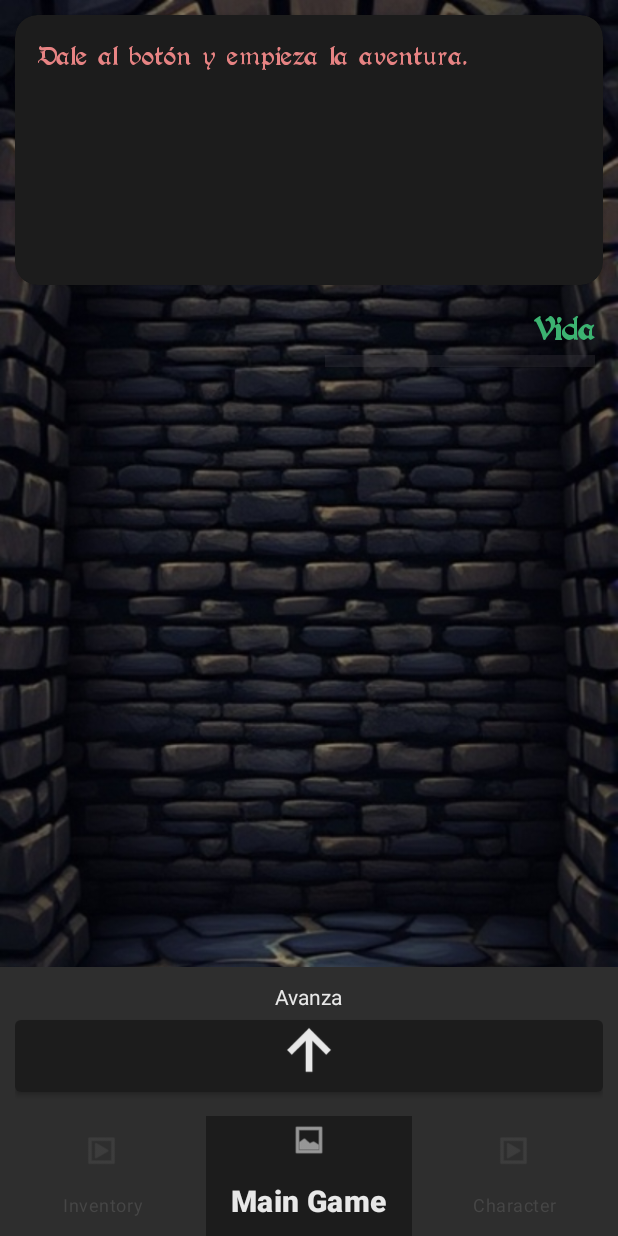
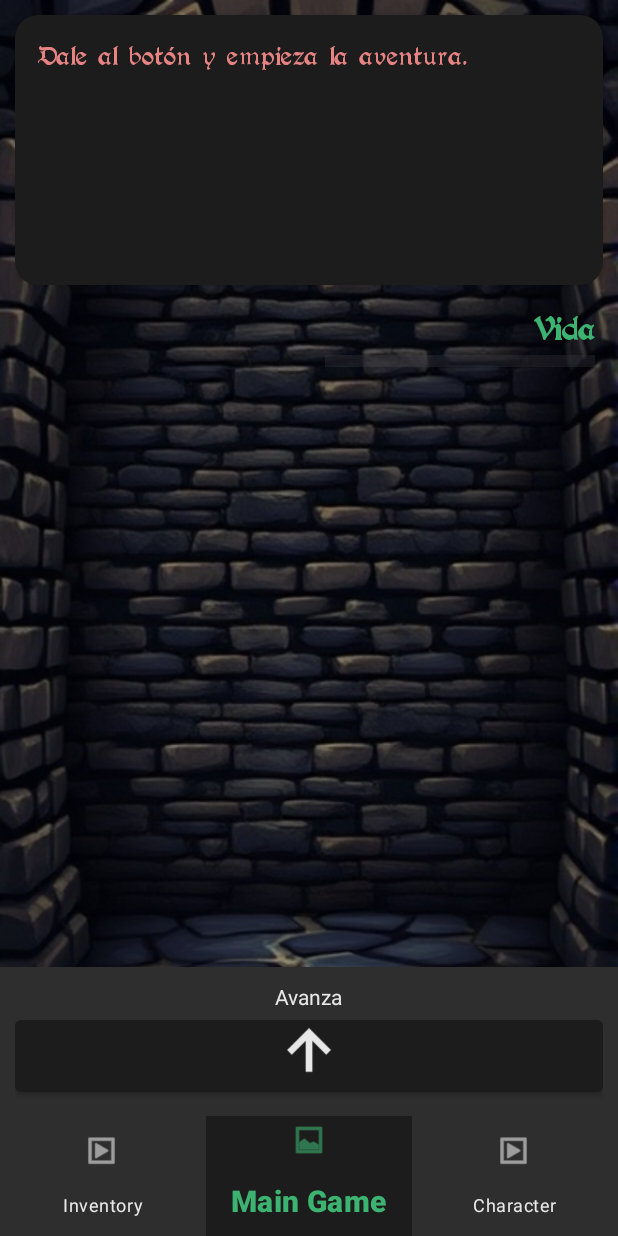
Before and after one commit to DavidTSF/RPGame_PMDM_FINAL, an Android app: the GameFragment screen opened through its navigation route, on a phone screen of 412 x 824 dp. Run offline under Robolectric (Android 15) with nearby library versions, the phone set to English and light mode, and no system bars; our stand-ins replace navigation-ui; pictures from the network do not load; 11 statements that could not run were skipped.

Commit message:
pequeño cambio de color de los items

```diff
--- a/app/src/main/res/drawable/bottom_nav_text_color_state.xml
+++ b/app/src/main/res/drawable/bottom_nav_text_color_state.xml
@@ -1,6 +1,6 @@
 <?xml version="1.0" encoding="utf-8"?>
 <selector xmlns:android="http://schemas.android.com/apk/res/android">
 
-    <item android:color="@color/PaleWhite" android:state_checked="true" />
-    <item android:color="@color/MediumGray" android:state_checked="false" />
+    <item android:color="@color/EmeraldGreen" android:state_checked="true" />
+    <item android:color="@color/PaleWhite" android:state_checked="false" />
 </selector>
```
